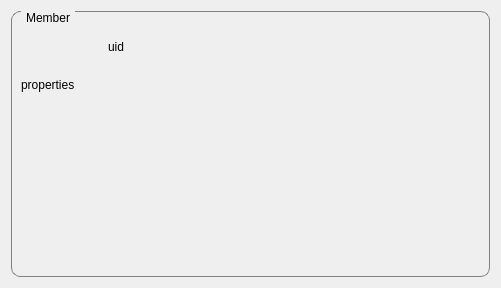
Qt form res/ui/member.ui (duniter/sakia) before a commit.
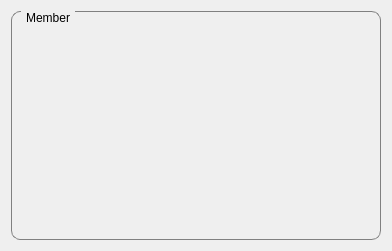
The same form after that commit. Icons and pictures are not drawn.

Commit message: Add member widget to certification dialog

```diff
--- a/res/ui/member.ui
+++ b/res/ui/member.ui
@@ -1,13 +1,13 @@
 <?xml version="1.0" encoding="UTF-8"?>
 <ui version="4.0">
- <class>DialogMember</class>
- <widget class="QDialog" name="DialogMember">
+ <class>MemberView</class>
+ <widget class="QWidget" name="MemberView">
   <property name="geometry">
    <rect>
     <x>0</x>
     <y>0</y>
-    <width>501</width>
-    <height>288</height>
+    <width>392</width>
+    <height>251</height>
    </rect>
   </property>
   <property name="windowTitle">
@@ -53,29 +53,29 @@
         </property>
        </widget>
       </item>
-      <item row="0" column="1">
-       <widget class="QLabel" name="label_uid">
-        <property name="maximumSize">
-         <size>
-          <width>471</width>
-          <height>51</height>
-         </size>
-        </property>
-        <property name="text">
-         <string>uid</string>
-        </property>
-       </widget>
-      </item>
-      <item row="1" column="0" colspan="2">
+      <item row="2" column="1" colspan="2">
        <widget class="QLabel" name="label_properties">
         <property name="text">
-         <string>properties</string>
+         <string/>
         </property>
         <property name="alignment">
          <set>Qt::AlignLeading|Qt::AlignLeft|Qt::AlignTop</set>
         </property>
        </widget>
       </item>
+      <item row="0" column="2">
+       <widget class="QLabel" name="label_uid">
+        <property name="maximumSize">
+         <size>
+          <width>471</width>
+          <height>51</height>
+         </size>
+        </property>
+        <property name="text">
+         <string/>
+        </property>
+       </widget>
+      </item>
      </layout>
     </widget>
    </item>
```
Left out of the diff: 11 changed lines with no effect on the pictures. The commit also changes 5 other files.
